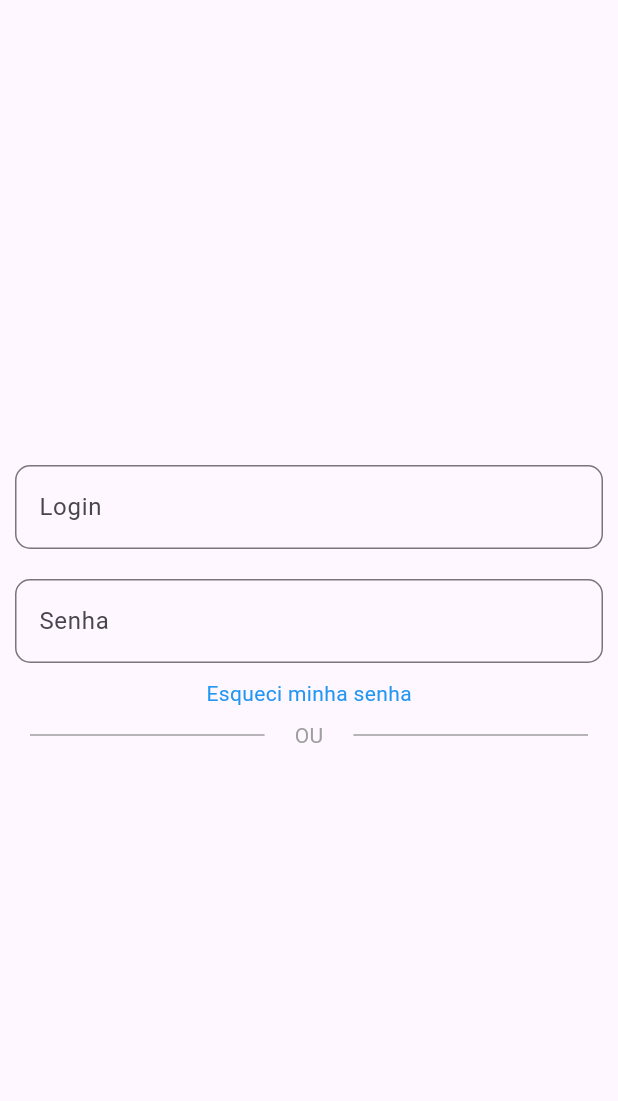
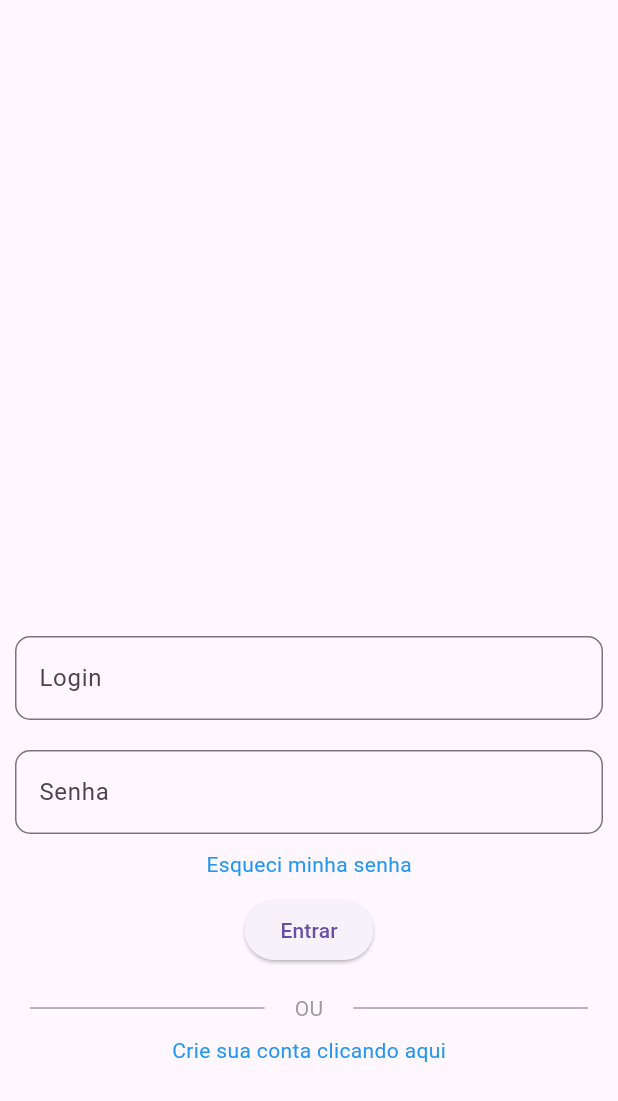
Before and after one commit to Nicovrau69/testeFlutter, a Flutter app: the screen it shows after launch, on a phone screen of 412 x 824 dp. Shown: the top 1101 px of the screen. Run offline on Flutter 3.47's test engine with Material 3 defaults, Android fonts, the phone set to English and light mode, and no system bars; our stand-ins replace csv, equatable, flutter_bloc, flutter_riverpod, hive, hive_flutter and 2 more; missing offline and left inert: random_string_generator; accounts and stored records are empty; statements that could not run were skipped.

Commit message:
ADICIONAMENTOS DAS ADIÇOES

```diff
--- a/testeflutter/lib/screens/main/screens/login_screen.dart
+++ b/testeflutter/lib/screens/main/screens/login_screen.dart
@@ -4,6 +4,7 @@
 import 'package:testeflutter/screens/main/controller/login_state.dart';
 import 'package:testeflutter/widgets/divider_with_text.dart';
 import 'package:testeflutter/widgets/input.dart';
+import 'package:testeflutter/widgets/primary_button_widget.dart';
 
 class LoginScreen extends StatelessWidget {
   const LoginScreen({super.key});
@@ -26,6 +27,7 @@
         return Center(
           child: SizedBox(
             width: 450,
+            child: SingleChildScrollView(
               child: Column(
                 children: [
                   Container(
@@ -48,8 +50,23 @@
                     ),
                     onTap: () {},
                   ),
-                const DividerWithText(message: "ou")
+                  Padding(
+                    padding: const EdgeInsets.only(top: 10, bottom: 10),
+                    child: PrimaryButton(
+                        onPressed: () {}, child: const Text("Entrar")),
+                  ),
+                  const DividerWithText(message: ""),
+                  GestureDetector(
+                    child: const Text(
+                      "Crie sua conta clicando aqui",
+                      style: TextStyle(color: Colors.blue),
+                    ),
+                    onTap: () {
+                      Navigator.of(context).push()
+                    },
+                  )
                 ],
+              ),
             ),
           ),
         );
--- /dev/null
+++ b/testeflutter/lib/screens/main/screens/register_screen.dart
@@ -0,0 +1,10 @@
+import 'package:flutter/material.dart';
+
+class RegisterScreen extends StatelessWidget {
+  const RegisterScreen({super.key});
+
+  @override
+  Widget build(BuildContext context) {
+    return Scaffold();
+  }
+}
--- /dev/null
+++ b/testeflutter/lib/widgets/primary_button_widget.dart
@@ -0,0 +1,13 @@
+import 'package:flutter/material.dart';
+
+class PrimaryButton extends StatelessWidget {
+  final void Function()? onPressed;
+  final Widget child;
+  const PrimaryButton(
+      {required this.child, required this.onPressed, super.key});
+
+  @override
+  Widget build(BuildContext context) {
+    return ElevatedButton(onPressed: onPressed, child: child);
+  }
+}
```
Lines whose indentation alone changed are shown as unchanged.
